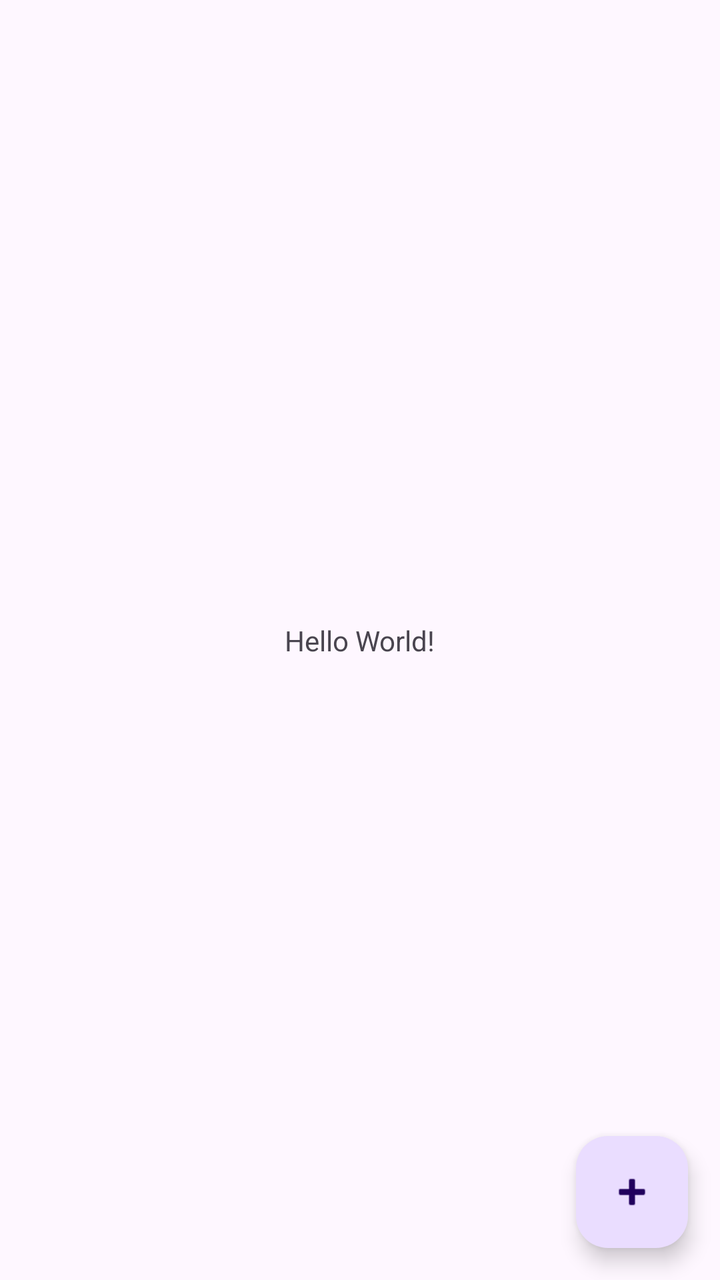
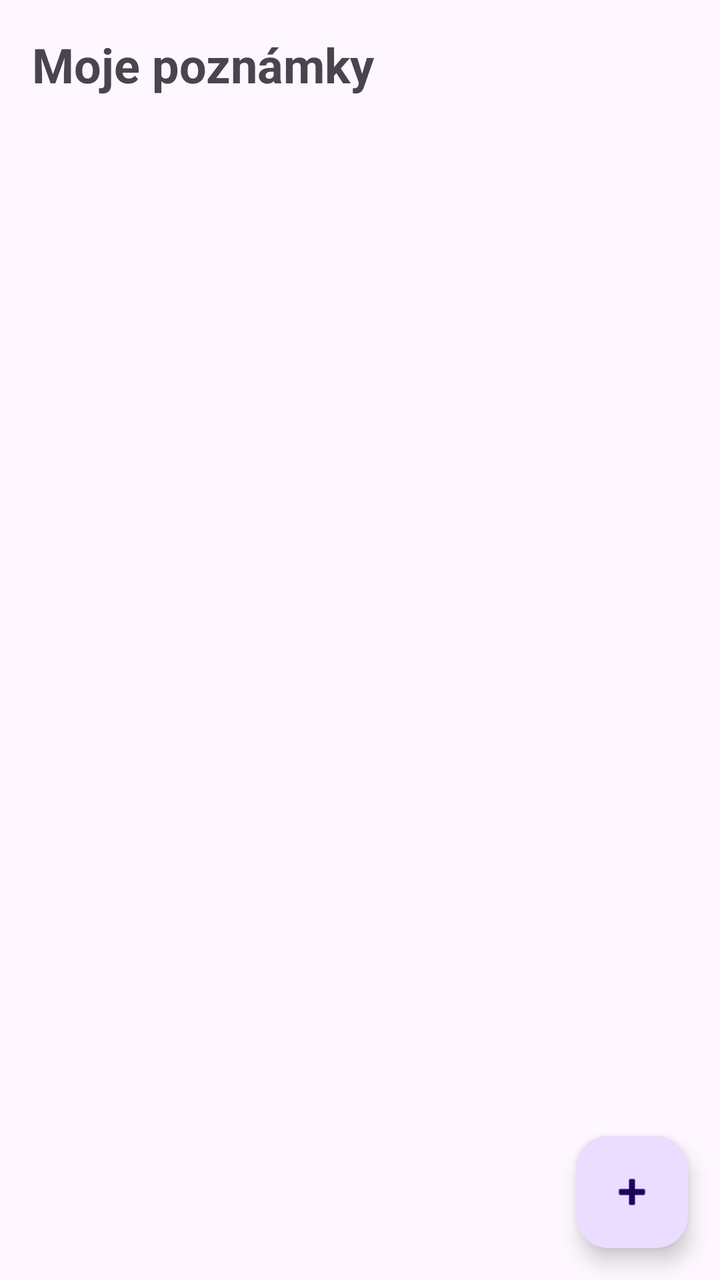

The first picture is an Android layout as it rendered before a commit; the second is the same layout after the commit. The layout source and the unified diff follow.
<!-- AndroidManifest.xml: application theme Theme._09NoteApp -->
<!-- res/layout/activity_main.xml -->
<?xml version="1.0" encoding="utf-8"?>
<androidx.constraintlayout.widget.ConstraintLayout xmlns:android="http://schemas.android.com/apk/res/android"
    xmlns:app="http://schemas.android.com/apk/res-auto"
    xmlns:tools="http://schemas.android.com/tools"
    android:id="@+id/main"
    android:fitsSystemWindows="true"
    android:layout_width="match_parent"
    android:layout_height="match_parent"
    tools:context=".MainActivity">

    <TextView
        android:layout_width="wrap_content"
        android:layout_height="wrap_content"
        android:text="Hello World!"
        app:layout_constraintBottom_toBottomOf="parent"
        app:layout_constraintEnd_toEndOf="parent"
        app:layout_constraintStart_toStartOf="parent"
        app:layout_constraintTop_toTopOf="parent" />

    <com.google.android.material.floatingactionbutton.FloatingActionButton
        android:id="@+id/fabAddNote"
        android:layout_width="wrap_content"
        android:layout_height="wrap_content"
        android:layout_margin="16dp"
        android:contentDescription="@string/add_note"
        app:srcCompat="@android:drawable/ic_input_add"
        app:layout_constraintBottom_toBottomOf="parent"
        app:layout_constraintEnd_toEndOf="parent" />

</androidx.constraintlayout.widget.ConstraintLayout>
<!-- resources referenced by this layout -->
<resources>
  <string name="add_note">Přidat poznámku</string>
  <style name="Theme._09NoteApp" parent="Base.Theme._09NoteApp" />
  <style name="Base.Theme._09NoteApp" parent="Theme.Material3.DayNight.NoActionBar">
          
          
      </style>
</resources>

<!-- the commit's change to res/layout/activity_main.xml (unified diff, before → after) -->
@@ -9,13 +9,28 @@
     tools:context=".MainActivity">
 
     <TextView
+        android:id="@+id/tvTitle"
         android:layout_width="wrap_content"
         android:layout_height="wrap_content"
-        android:text="Hello World!"
-        app:layout_constraintBottom_toBottomOf="parent"
+        android:layout_marginStart="16dp"
+        android:layout_marginTop="16dp"
+        android:text="@string/notes_title"
+        android:textSize="24sp"
+        android:textStyle="bold"
+        app:layout_constraintStart_toStartOf="parent"
+        app:layout_constraintTop_toTopOf="parent" />
+
+    <androidx.recyclerview.widget.RecyclerView
+        android:id="@+id/recyclerViewNotes"
+        android:layout_width="0dp"
+        android:layout_height="0dp"
+        android:layout_marginHorizontal="16dp"
+        android:layout_marginTop="8dp"
+        android:scrollbars="vertical"
+        app:layout_constraintBottom_toTopOf="@id/fabAddNote"
         app:layout_constraintEnd_toEndOf="parent"
         app:layout_constraintStart_toStartOf="parent"
-        app:layout_constraintTop_toTopOf="parent" />
+        app:layout_constraintTop_toBottomOf="@id/tvTitle" />
 
     <com.google.android.material.floatingactionbutton.FloatingActionButton
         android:id="@+id/fabAddNote"
<!-- resource entries referenced after the edit -->
@@ -1,6 +1,7 @@
 <!-- resources referenced by this layout -->
 <resources>
   <string name="add_note">Přidat poznámku</string>
+  <string name="notes_title">Moje poznámky</string>
   <style name="Theme._09NoteApp" parent="Base.Theme._09NoteApp" />
   <style name="Base.Theme._09NoteApp" parent="Theme.Material3.DayNight.NoActionBar">
           
